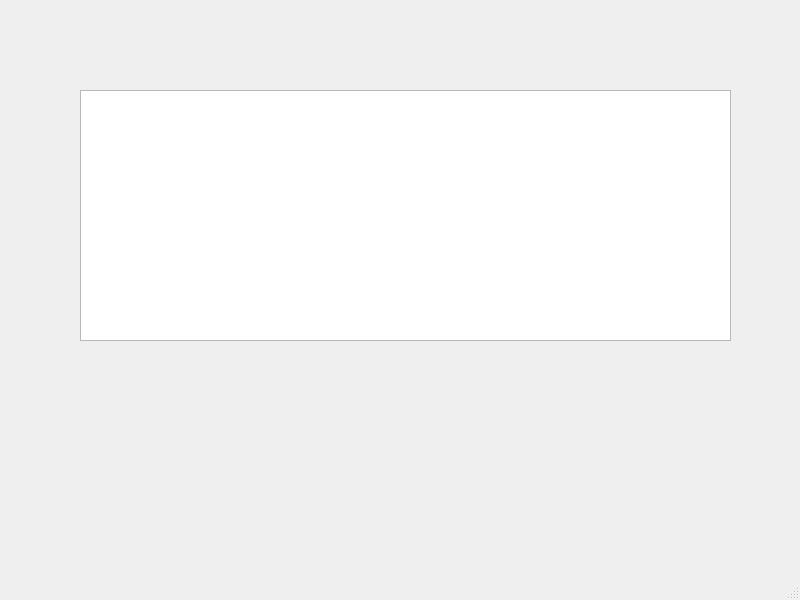
This is mainwindow.ui in Charlie789/BikeWizard as Qt 5 draws it before an edit. The edited form follows.
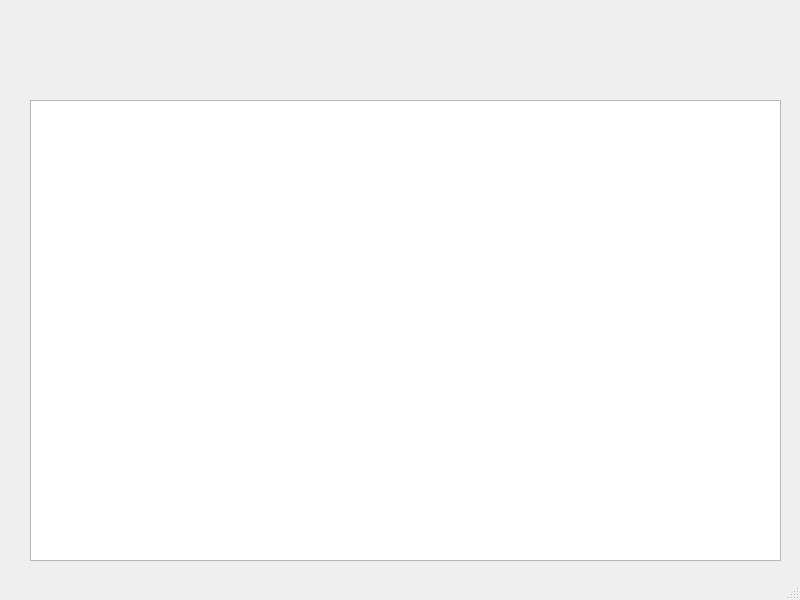
This is the edited form.

Diff of the .ui file:
```diff
--- a/mainwindow.ui
+++ b/mainwindow.ui
@@ -27,10 +27,10 @@
      <widget class="QTableView" name="selected_parts_tableview">
       <property name="geometry">
        <rect>
-        <x>50</x>
-        <y>30</y>
-        <width>651</width>
-        <height>251</height>
+        <x>0</x>
+        <y>40</y>
+        <width>751</width>
+        <height>461</height>
        </rect>
       </property>
       <property name="selectionMode">
```
